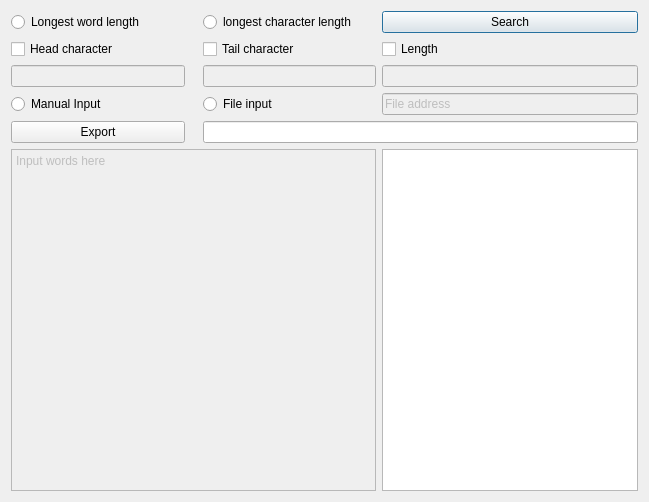
Above: gui.ui from GEoURo/SE_GUI before the change. Below: the same form after it.
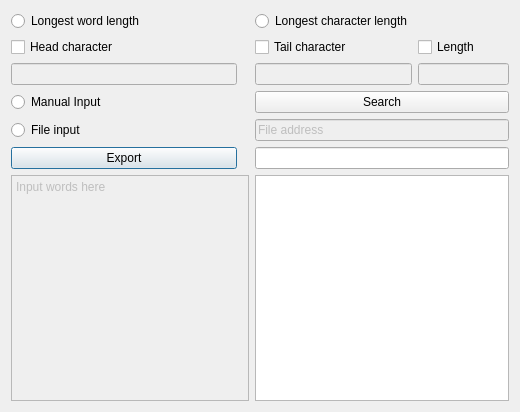
That is the form after the change.

Commit message: Correct mistakes in UI

What changed in the file:
```diff
--- a/gui.ui
+++ b/gui.ui
@@ -6,35 +6,34 @@
    <rect>
     <x>0</x>
     <y>0</y>
-    <width>649</width>
-    <height>502</height>
+    <width>520</width>
+    <height>412</height>
    </rect>
   </property>
   <property name="windowTitle">
-   <string>Word Chian</string>
+   <string>Word Chain</string>
   </property>
   <layout class="QGridLayout" name="gridLayout">
-   <item row="4" column="3">
-    <widget class="QLineEdit" name="tailchar_in">
+   <item row="10" column="3" colspan="2">
+    <widget class="QTextBrowser" name="outputarea">
+     <property name="minimumSize">
+      <size>
+       <width>235</width>
+       <height>200</height>
+      </size>
+     </property>
+     <property name="frameShadow">
+      <enum>QFrame::Sunken</enum>
+     </property>
+    </widget>
+   </item>
+   <item row="6" column="3" colspan="2">
+    <widget class="QLineEdit" name="address_input">
      <property name="enabled">
       <bool>false</bool>
      </property>
-     <property name="acceptDrops">
-      <bool>true</bool>
-     </property>
-    </widget>
-   </item>
-   <item row="3" column="0">
-    <widget class="QCheckBox" name="headsel">
      <property name="text">
-      <string>Head character</string>
-     </property>
-    </widget>
-   </item>
-   <item row="3" column="3">
-    <widget class="QCheckBox" name="tailsel">
-     <property name="text">
-      <string>Tail character</string>
+      <string>File address</string>
      </property>
     </widget>
    </item>
@@ -43,69 +42,59 @@
      <property name="enabled">
       <bool>false</bool>
      </property>
+     <property name="minimumSize">
+      <size>
+       <width>60</width>
+       <height>0</height>
+      </size>
+     </property>
      <property name="clearButtonEnabled">
       <bool>false</bool>
      </property>
     </widget>
    </item>
-   <item row="3" column="4">
-    <widget class="QCheckBox" name="lengthsel">
+   <item row="8" column="0">
+    <widget class="QPushButton" name="export_Button">
      <property name="text">
-      <string>Length</string>
+      <string>Export</string>
      </property>
     </widget>
    </item>
-   <item row="1" column="0">
-    <widget class="QRadioButton" name="searchmode_w">
+   <item row="3" column="3">
+    <widget class="QCheckBox" name="tailsel">
      <property name="text">
-      <string>Longest word length</string>
+      <string>Tail character</string>
      </property>
-     <attribute name="buttonGroup">
-      <string notr="true">buttonGroup</string>
-     </attribute>
     </widget>
    </item>
-   <item row="4" column="0">
-    <widget class="QLineEdit" name="headchar_in">
-     <property name="enabled">
-      <bool>false</bool>
-     </property>
+   <item row="3" column="0">
+    <widget class="QCheckBox" name="headsel">
      <property name="text">
-      <string/>
+      <string>Head character</string>
      </property>
     </widget>
    </item>
    <item row="1" column="3">
     <widget class="QRadioButton" name="searchmode_c">
      <property name="text">
-      <string>longest character length</string>
+      <string>Longest character length</string>
      </property>
      <attribute name="buttonGroup">
       <string notr="true">buttonGroup</string>
      </attribute>
     </widget>
    </item>
-   <item row="1" column="4">
-    <widget class="QPushButton" name="search_Button">
-     <property name="text">
-      <string>Search</string>
+   <item row="4" column="3">
+    <widget class="QLineEdit" name="tailchar_in">
+     <property name="enabled">
+      <bool>false</bool>
      </property>
-    </widget>
-   </item>
-   <item row="7" column="4">
-    <widget class="QTextBrowser" name="outputarea">
-     <property name="minimumSize">
-      <size>
-       <width>235</width>
-       <height>0</height>
-      </size>
+     <property name="acceptDrops">
+      <bool>true</bool>
      </property>
-     <property name="frameShadow">
-      <enum>QFrame::Sunken</enum>
-     </property>
     </widget>
    </item>
-   <item row="7" column="0" colspan="4">
+   <item row="10" column="0" colspan="3">
     <widget class="QPlainTextEdit" name="inputarea">
      <property name="enabled">
       <bool>false</bool>
@@ -113,7 +102,7 @@
      <property name="minimumSize">
       <size>
        <width>235</width>
-       <height>0</height>
+       <height>200</height>
       </size>
      </property>
      <property name="plainText">
@@ -121,6 +110,46 @@
      </property>
     </widget>
    </item>
+   <item row="4" column="0">
+    <widget class="QLineEdit" name="headchar_in">
+     <property name="enabled">
+      <bool>false</bool>
+     </property>
+     <property name="text">
+      <string/>
+     </property>
+    </widget>
+   </item>
+   <item row="8" column="3" colspan="2">
+    <widget class="QLineEdit" name="result_output"/>
+   </item>
+   <item row="1" column="0">
+    <widget class="QRadioButton" name="searchmode_w">
+     <property name="text">
+      <string>Longest word length</string>
+     </property>
+     <attribute name="buttonGroup">
+      <string notr="true">buttonGroup</string>
+     </attribute>
+    </widget>
+   </item>
+   <item row="6" column="0">
+    <widget class="QRadioButton" name="byFile">
+     <property name="text">
+      <string>File input</string>
+     </property>
+     <attribute name="buttonGroup">
+      <string notr="true">buttonGroup_2</string>
+     </attribute>
+    </widget>
+   </item>
+   <item row="3" column="4">
+    <widget class="QCheckBox" name="lengthsel">
+     <property name="text">
+      <string>Length</string>
+     </property>
+    </widget>
+   </item>
    <item row="5" column="0">
     <widget class="QRadioButton" name="byHand">
      <property name="text">
@@ -131,36 +160,13 @@
      </attribute>
     </widget>
    </item>
-   <item row="5" column="3">
-    <widget class="QRadioButton" name="byFile">
+   <item row="5" column="3" colspan="2">
+    <widget class="QPushButton" name="search_Button">
      <property name="text">
-      <string>File input</string>
+      <string>Search</string>
      </property>
-     <attribute name="buttonGroup">
-      <string notr="true">buttonGroup_2</string>
-     </attribute>
     </widget>
    </item>
-   <item row="5" column="4">
-    <widget class="QLineEdit" name="address_input">
-     <property name="enabled">
-      <bool>false</bool>
-     </property>
-     <property name="text">
-      <string>File address</string>
-     </property>
-    </widget>
-   </item>
-   <item row="6" column="0">
-    <widget class="QPushButton" name="export_Button">
-     <property name="text">
-      <string>Export</string>
-     </property>
-    </widget>
-   </item>
-   <item row="6" column="3" colspan="2">
-    <widget class="QLineEdit" name="result_output"/>
-   </item>
   </layout>
  </widget>
  <resources/>
```
Left out of the diff: 2 changed lines with no effect on the pictures. The commit also changes 3 other files.
